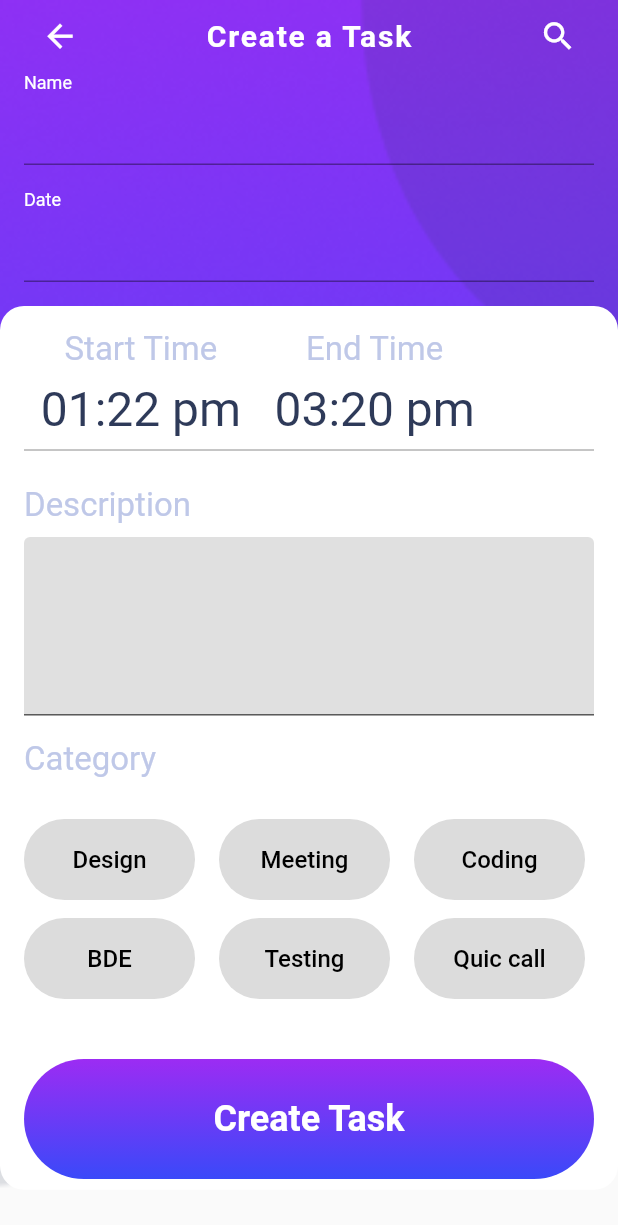
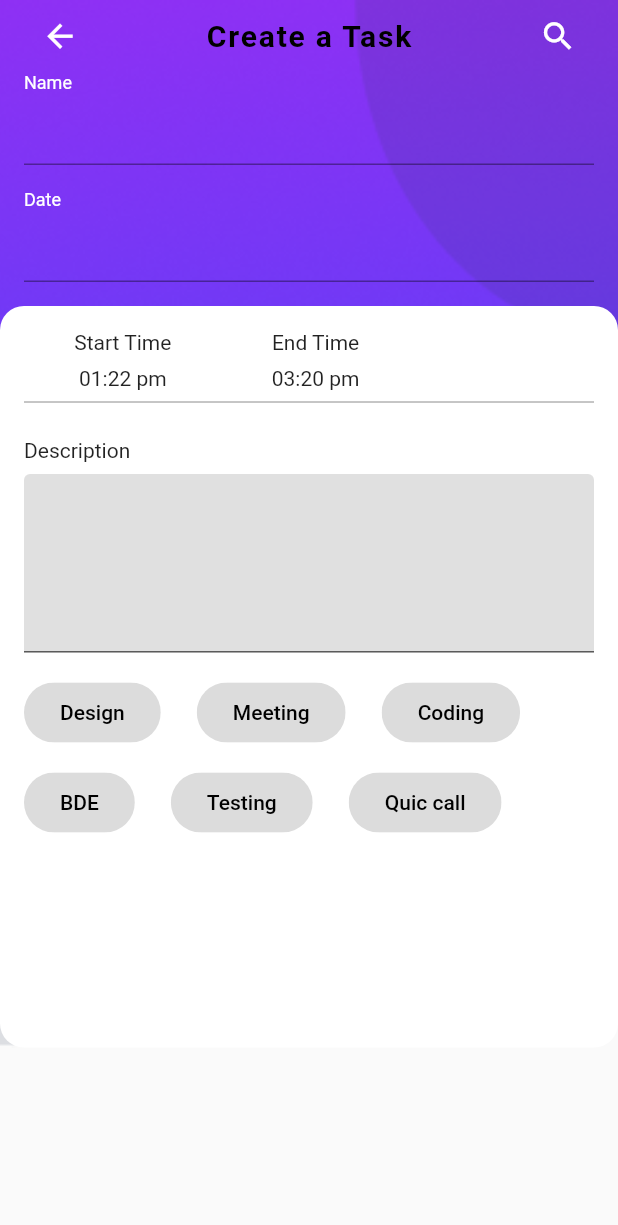
Before and after one commit to ZayniddinMamarasulov/task-manager, a Flutter app: the screen it shows after launch, on a phone screen of 412 x 824 dp. Shown: the top 1225 px of the screen. Run offline on Flutter 3.47's test engine with Material 2 defaults, Android fonts, the phone set to English and light mode, and no system bars.

Commit message:
git push

```diff
--- a/lib/create_pages/create_page.dart
+++ /dev/null
@@ -1,22 +0,0 @@
-import 'package:flutter/material.dart';
-
-class CreatePage extends StatefulWidget {
-  static const String id="create_page";
-  const CreatePage({Key? key}) : super(key: key);
-
-  @override
-  _CreatePageState createState() => _CreatePageState();
-}
-
-class _CreatePageState extends State<CreatePage> {
-  @override
-  Widget build(BuildContext context) {
-    return Scaffold(
-      appBar: AppBar(
-        leading: const Icon(Icons.arrow_back),
-        elevation: 0,
-      ),
-      body: Container(),
-    );
-  }
-}
--- a/lib/screen/create_task/create_task.dart
+++ b/lib/screen/create_task/create_task.dart
@@ -1,5 +1,4 @@
 import 'package:flutter/material.dart';
-import 'package:task_manager/theme/app_colors.dart';
 
 import 'chip_model/my_chips.dart';
 
@@ -18,7 +17,6 @@ class _CreateTaskScreenState extends State<CreateTaskScreen> {
   List<MyTopic> topics = MyTopic.topics;
 
   List<MyTopic> selectTopics = [];
-
   @override
   Widget build(BuildContext context) {
     final size = MediaQuery.of(context).size;
@@ -54,7 +52,7 @@ class _CreateTaskScreenState extends State<CreateTaskScreen> {
                               fontSize: 20,
                               letterSpacing: 1.2,
                               fontWeight: FontWeight.w700,
-                              color: Colors.white,
+                              color: Colors.black,
                             ),
                           ),
                           IconButton(
@@ -92,11 +90,11 @@ class _CreateTaskScreenState extends State<CreateTaskScreen> {
                 ),
                 const SizedBox(height: 16),
                 Container(
-                  height: size.height * 0.715,
+                  height: size.height * 0.6,
                   width: size.width,
                   padding: const EdgeInsets.all(16),
                   decoration: BoxDecoration(
-                      color: Colors.white,
+                    color: Colors.white,
                       borderRadius: BorderRadius.circular(16)),
                   child: Column(
                     crossAxisAlignment: CrossAxisAlignment.start,
@@ -106,56 +104,26 @@ class _CreateTaskScreenState extends State<CreateTaskScreen> {
                         children: [
                           Column(
                             children: const [
-                              Text(
-                                "Start Time",
-                                style: TextStyle(
-                                  fontSize: 22,
-                                  color: Color(AppColors.greyColor),
-                                ),
-                              ),
+                              Text("Start Time"),
                               SizedBox(height: 8),
-                              Text(
-                                "01:22 pm",
-                                style: TextStyle(
-                                  fontSize: 32,
-                                  color: Color(AppColors.darkColor),
-                                ),
-                              ),
+                              Text("01:22 pm"),
                             ],
                           ),
                           Column(
                             children: const [
-                              Text(
-                                "End Time",
-                                style: TextStyle(
-                                  fontSize: 22,
-                                  color: Color(AppColors.greyColor),
-                                ),
-                              ),
+                              Text("End Time"),
                               SizedBox(height: 8),
-                              Text(
-                                "03:20 pm",
-                                style: TextStyle(
-                                  fontSize: 32,
-                                  color: Color(AppColors.darkColor),
-                                ),
-                              ),
+                              Text("03:20 pm"),
                             ],
                           ),
-                          const SizedBox(width: 46)
+                          const SizedBox(width: 56)
                         ],
                       ),
                       const Divider(
                         color: Colors.black45,
                       ),
                       const SizedBox(height: 16),
-                      const Text(
-                        "Description",
-                        style: TextStyle(
-                          fontSize: 22,
-                          color: Color(AppColors.greyColor),
-                        ),
-                      ),
+                      const Text("Description"),
                       const SizedBox(height: 8),
                       TextFormField(
                         controller: _descController,
@@ -164,44 +132,26 @@ class _CreateTaskScreenState extends State<CreateTaskScreen> {
                             filled: true, fillColor: Colors.grey.shade300),
                       ),
                       const SizedBox(height: 16),
-                      const Text(
-                        "Category",
-                        style: TextStyle(
-                          fontSize: 22,
-                          color: Color(AppColors.greyColor),
-                        ),
-                      ),
-                      const SizedBox(height: 27),
                       Wrap(
                         runSpacing: 12,
-                        spacing: 16,
+                        spacing: 24,
                         children: List.generate(topics.length, (index) {
                           var topic = topics[index];
                           return ChoiceChip(
-                            label: SizedBox(
-                              height: 30,
-                              width: 82,
-                              child: Center(
-                                child: Text(
-                                  topic.title,
-                                  style: TextStyle(
-                                    color: topic.isSelected
-                                        ? Colors.white
-                                        : Colors.black,
-                                    fontSize: 16,
-                                  ),
-                                ),
-                              ),
+                            label: Text(
+                              topic.title,
+                              style: TextStyle(
+                                  color: topic.isSelected
+                                      ? Colors.white
+                                      : Colors.black),
                             ),
-                            selectedColor:
-                                const Color(AppColors.bottomGradient),
-                            disabledColor: const Color(AppColors.whiteColor),
+                            selectedColor: Colors.blue.shade800,
                             selected: topic.isSelected,
                             shape: RoundedRectangleBorder(
-                              borderRadius: BorderRadius.circular(50),
+                              borderRadius: BorderRadius.circular(24),
                             ),
                             padding: const EdgeInsets.symmetric(
-                                horizontal: 8, vertical: 12),
+                                horizontal: 16, vertical: 12),
                             pressElevation: 0,
                             onSelected: (bool newValue) {
                               setState(() {
@@ -211,6 +161,7 @@ class _CreateTaskScreenState extends State<CreateTaskScreen> {
                                 } else {
                                   selectTopics.remove(topic);
                                 }
+
                                 // tanlanganlar
                                 debugPrint(selectTopics.toString() +
                                     "selected Category");
@@ -219,36 +170,6 @@ class _CreateTaskScreenState extends State<CreateTaskScreen> {
                           );
                         }),
                       ),
-                      const SizedBox(
-                        height: 40,
-                      ),
-                      InkWell(
-                        onTap: () {},
-                        child: Container(
-                          height: 80,
-                          width: double.infinity,
-                          decoration: BoxDecoration(
-                            borderRadius: BorderRadius.circular(50),
-                            gradient: const LinearGradient(
-                                colors: [
-                                  Color(AppColors.topGradient),
-                                  Color(AppColors.bottomGradient)
-                                ],
-                                begin: Alignment.topCenter,
-                                end: Alignment.bottomCenter),
-                          ),
-                          child: const Center(
-                            child: Text(
-                              "Create Task",
-                              style: TextStyle(
-                                fontSize: 24,
-                                fontWeight: FontWeight.w700,
-                                color: Colors.white,
-                              ),
-                            ),
-                          ),
-                        ),
-                      )
                     ],
                   ),
                 )
```
